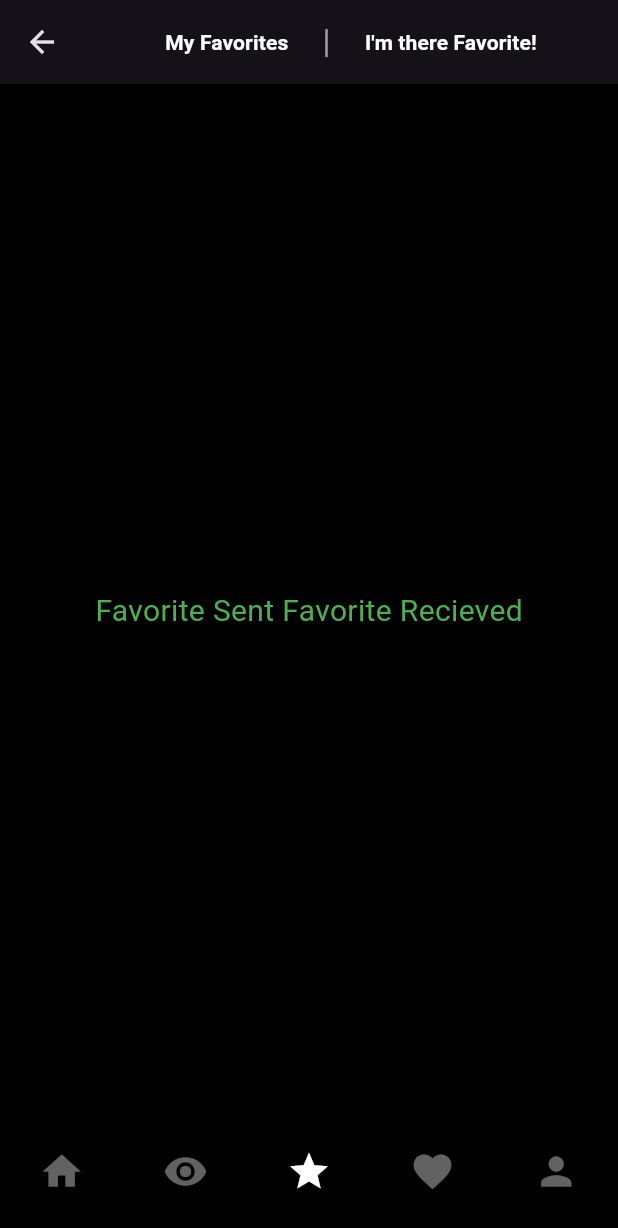
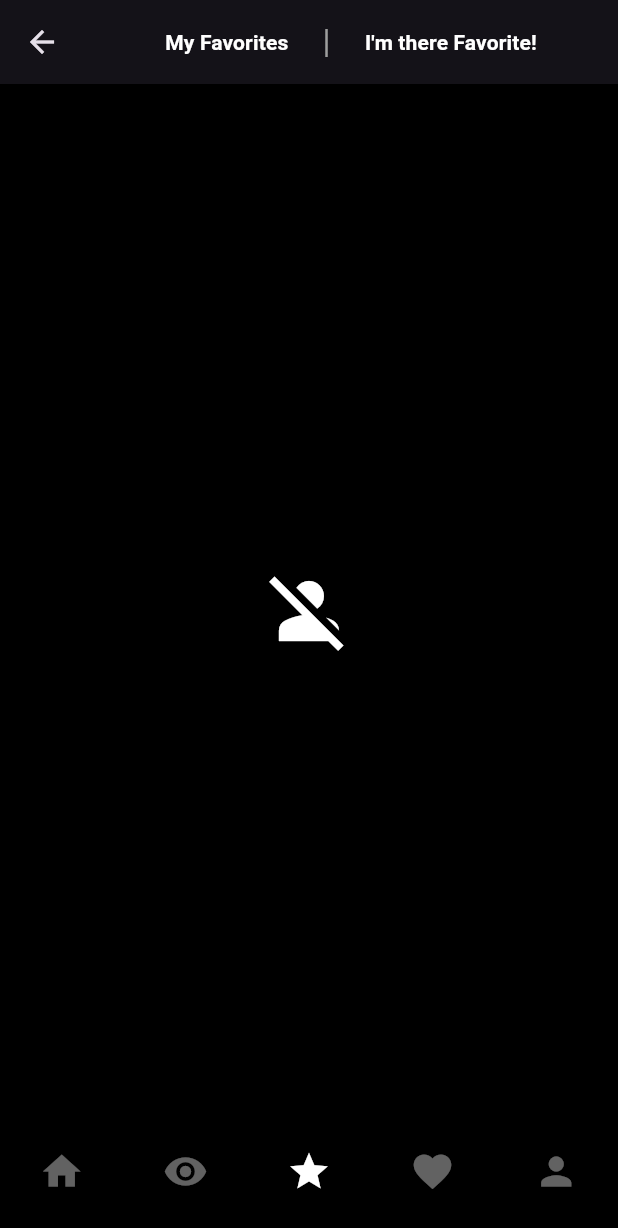
Before and after one commit to beshprakash11/dating_appfv1, a Flutter app: the screen it shows once a user with an empty profile is signed in, item 3 of the bottom bar chosen, on a phone screen of 412 x 824 dp. Shown: the top 1228 px of the screen. Run offline on Flutter 3.47's test engine with Material 3 defaults, Android fonts, the phone set to English and light mode, and no system bars; our stand-ins replace cloud_firestore, firebase_auth, firebase_core, firebase_storage, get, image_picker; missing offline and left inert: flutter_image_slider; accounts and stored records are empty.

Commit message:
_buildEmptyScreen added

```diff
--- a/lib/tabScreens/favorite_sent_favorite_recieved_screen.dart
+++ b/lib/tabScreens/favorite_sent_favorite_recieved_screen.dart
@@ -117,14 +117,16 @@ class _FavoriteSentFavoriteRecievedScreenState
         ),
         centerTitle: true,
       ),
-      body: Center(
-        child: Text(
-          "Favorite Sent Favorite Recieved",
-          style: TextStyle(
-            color: Colors.green,
-            fontSize: 20,
-          ),
-        ),
+      body: _buildEmptyScreen(),
+    );
+  }
+
+  Center _buildEmptyScreen() {
+    return const Center(
+      child: Icon(
+        Icons.person_off_sharp,
+        color: Colors.white,
+        size: 60,
       ),
     );
   }
```
